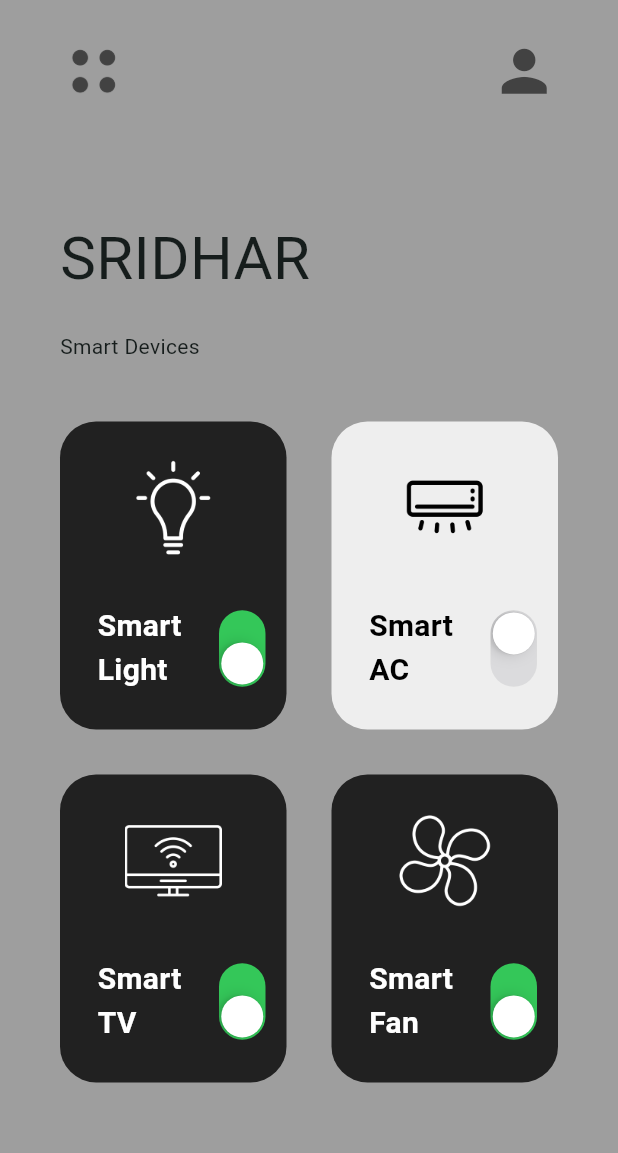
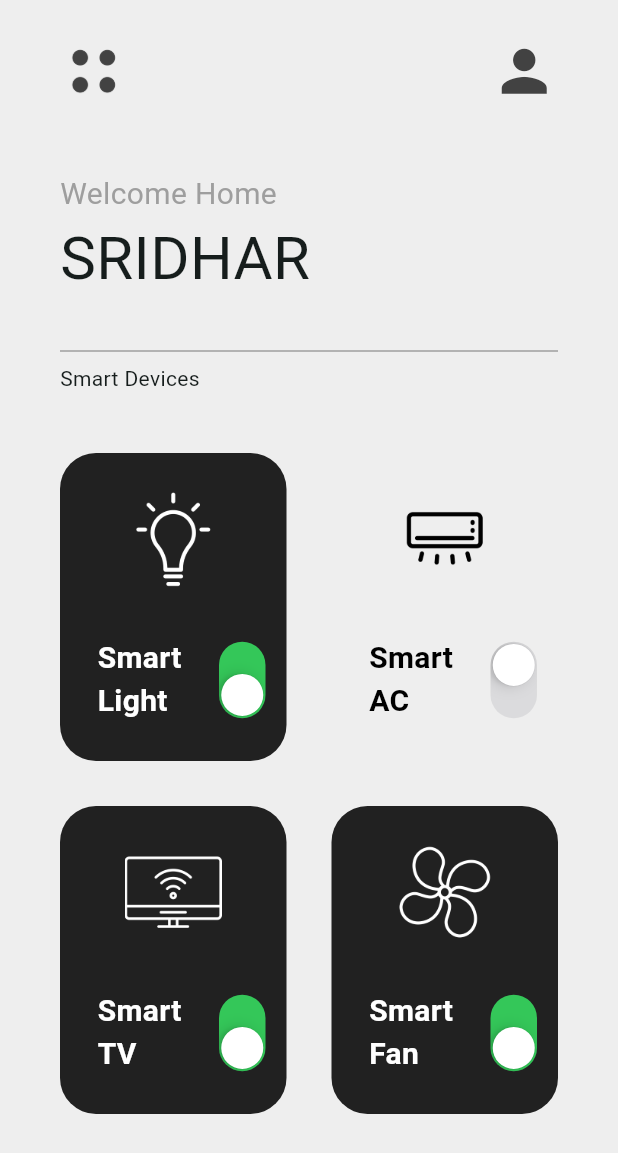
Before and after one commit to Sridharvn/flutter_ui_learning_showcase, a Flutter app: the SmartHomeUi screen opened by its route, on a phone screen of 412 x 824 dp. Shown: the top 1153 px of the screen. Run offline on Flutter 3.47's test engine with Material 3 defaults, Android fonts, the phone set to English and light mode, and no system bars; our stand-ins replace go_router.

Commit message:
Final styling done

```diff
--- a/lib/pages/smart_home_ui/smart_home_ui.dart
+++ b/lib/pages/smart_home_ui/smart_home_ui.dart
@@ -29,7 +29,7 @@
     }
 
     return Scaffold(
-      backgroundColor: Colors.grey,
+      backgroundColor: Colors.grey[200],
       body: SafeArea(
         child: Column(
           crossAxisAlignment: CrossAxisAlignment.start,
@@ -77,7 +77,14 @@
               ),
             ),
             SizedBox(
-              height: 20,
+              height: 25,
+            ),
+            Padding(
+              padding: EdgeInsets.symmetric(horizontal: horizontalPadding),
+              child: Divider(
+                color: Colors.grey,
+                thickness: 1,
+              ),
             ),
             // Smart devices + grid
             Padding(
@@ -87,6 +94,7 @@
             Expanded(
                 child: GridView.builder(
               itemCount: mySmartDevices.length,
+              physics: NeverScrollableScrollPhysics(),
               padding: EdgeInsets.all(25),
               gridDelegate: SliverGridDelegateWithFixedCrossAxisCount(
                   crossAxisCount: 2, childAspectRatio: 1 / 1.3),
```
